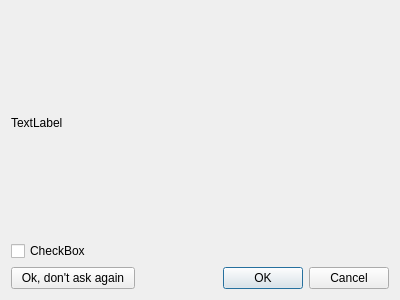
First picture: the form in src/confirmdialog.ui, repository GAMS-dev/studio, before the edit.
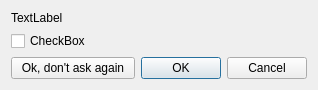
Second picture: the form after the edit.

Commit message: Added dialog text and fixed behavior

```diff
--- a/src/confirmdialog.ui
+++ b/src/confirmdialog.ui
@@ -6,8 +6,8 @@
    <rect>
     <x>0</x>
     <y>0</y>
-    <width>400</width>
-    <height>300</height>
+    <width>292</width>
+    <height>84</height>
    </rect>
   </property>
   <property name="windowTitle">
@@ -40,6 +40,15 @@
         <property name="text">
          <string>TextLabel</string>
         </property>
+        <property name="textFormat">
+         <enum>Qt::MarkdownText</enum>
+        </property>
+        <property name="wordWrap">
+         <bool>true</bool>
+        </property>
+        <property name="openExternalLinks">
+         <bool>true</bool>
+        </property>
        </widget>
       </item>
       <item>
```
The commit also changes 4 other files.
